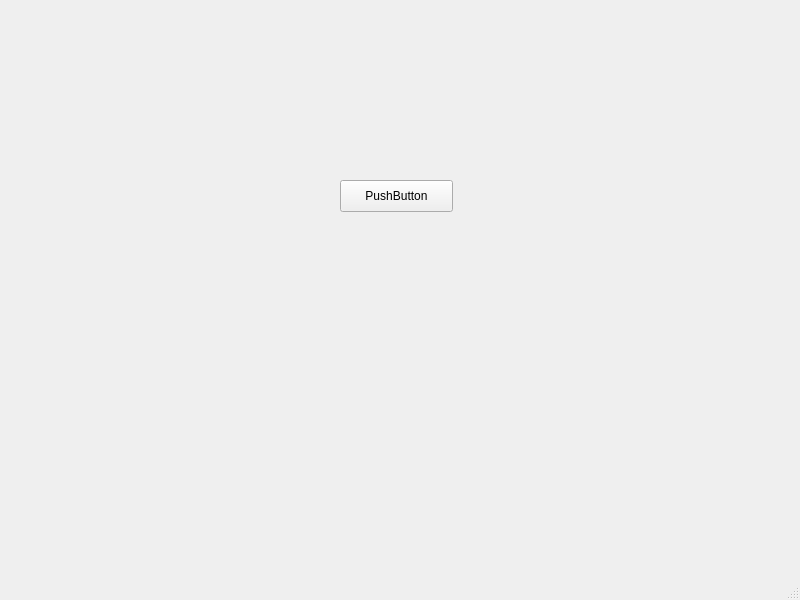
Above: Lern_PyQt5/MainWindowSignalSlot.ui from MmMmMqianq/OmronOfficeSystem before the change. Below: the same form after it.
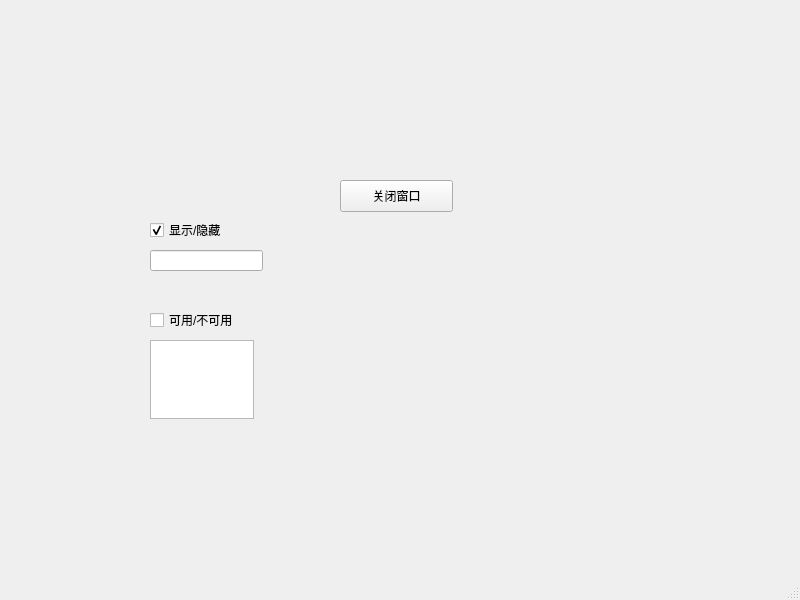
That is the form after the change.

The edit to the form file:
```diff
--- a/Lern_PyQt5/MainWindowSignalSlot.ui
+++ b/Lern_PyQt5/MainWindowSignalSlot.ui
@@ -24,7 +24,59 @@
      </rect>
     </property>
     <property name="text">
-     <string>PushButton</string>
+     <string>关闭窗口</string>
+    </property>
+   </widget>
+   <widget class="QCheckBox" name="checkBox">
+    <property name="geometry">
+     <rect>
+      <x>150</x>
+      <y>220</y>
+      <width>87</width>
+      <height>20</height>
+     </rect>
+    </property>
+    <property name="text">
+     <string>显示/隐藏</string>
+    </property>
+    <property name="checkable">
+     <bool>true</bool>
+    </property>
+    <property name="checked">
+     <bool>true</bool>
+    </property>
+   </widget>
+   <widget class="QCheckBox" name="checkBox_2">
+    <property name="geometry">
+     <rect>
+      <x>150</x>
+      <y>310</y>
+      <width>91</width>
+      <height>20</height>
+     </rect>
+    </property>
+    <property name="text">
+     <string>可用/不可用</string>
+    </property>
+   </widget>
+   <widget class="QLineEdit" name="lineEdit">
+    <property name="geometry">
+     <rect>
+      <x>150</x>
+      <y>250</y>
+      <width>113</width>
+      <height>21</height>
+     </rect>
+    </property>
+   </widget>
+   <widget class="QTextEdit" name="textEdit">
+    <property name="geometry">
+     <rect>
+      <x>150</x>
+      <y>340</y>
+      <width>104</width>
+      <height>79</height>
+     </rect>
     </property>
    </widget>
   </widget>
```
Left out of the diff: 32 changed lines with no effect on the pictures.
